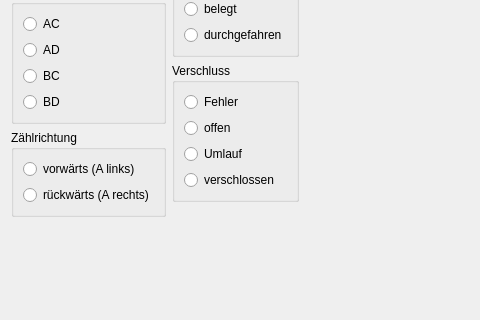
Above: widget-study/doublecrossswitchstudy.ui from stmork/mrw-track-control-ng before the change; both pictures show x 0 to 480 and y 119 to 439 of the 952 by 522 pixel window. Below: the same form after it.
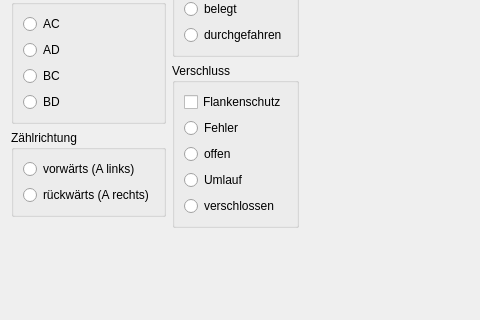
That is the form after the change. Custom widgets are drawn as their Qt base class.

Commit message: Implemented user interface for indicating flank protection.

What changed in the file:
```diff
--- a/widget-study/doublecrossswitchstudy.ui
+++ b/widget-study/doublecrossswitchstudy.ui
@@ -166,6 +166,13 @@
         <string>Verschluss</string>
        </property>
        <layout class="QVBoxLayout" name="verticalLayout_7">
+        <item>
+         <widget class="QCheckBox" name="flankProtection">
+          <property name="text">
+           <string>Flankenschutz</string>
+          </property>
+         </widget>
+        </item>
         <item>
          <widget class="QRadioButton" name="errorButton">
           <property name="text">
```
The commit also changes 19 other files.
